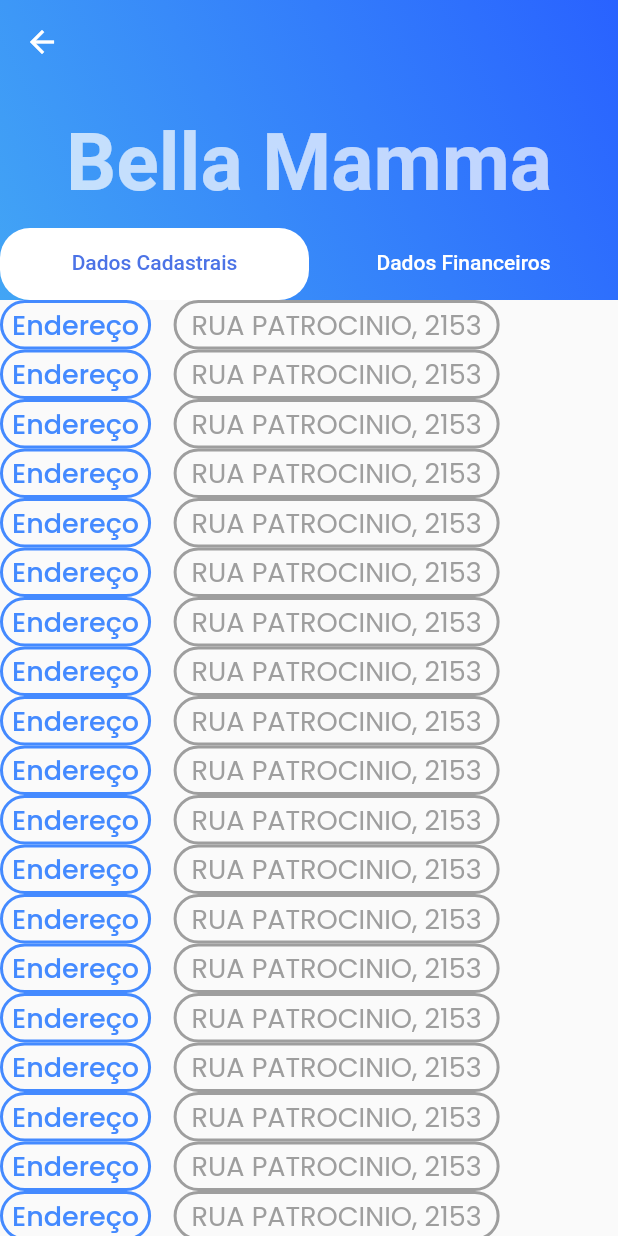
After one commit to MGUERRA2019/vendas_agrindus, a Flutter app: the ClientDetailsScreen screen opened directly, on a phone screen of 412 x 824 dp. The commit adds this screen. Run offline on Flutter 3.47's test engine with Material 2 defaults, Android fonts, the phone set to English and light mode, and no system bars; our stand-ins replace bubble_bottom_bar, flutter_svg, font_awesome_flutter, google_fonts, modal_progress_hud, rflutter_alert; project files that could hold a hidden picture were left out.

Commit message:
Inclusão de novas animações, mudança na tela de clientes e na tela de detalhes do cliente

```diff
--- /dev/null
+++ b/lib/screens/details/client_details_screen.dart
@@ -0,0 +1,151 @@
+import 'package:flutter/material.dart';
+
+class ClientDetailsScreen extends StatelessWidget {
+  @override
+  Widget build(BuildContext context) {
+    return DefaultTabController(
+      length: 2,
+      child: Scaffold(
+        body: CustomScrollView(
+          slivers: [
+            SliverAppBar(
+              backgroundColor: Colors.blueAccent,
+              expandedHeight: 200.0,
+              floating: false,
+              pinned: true,
+              snap: false,
+              flexibleSpace: FlexibleSpaceBar(
+                titlePadding: EdgeInsets.only(bottom: 60),
+                centerTitle: true,
+                title: Text(
+                  'Bella Mamma',
+                  style: TextStyle(
+                      fontSize: 35,
+                      fontWeight: FontWeight.w600,
+                      color: Colors.white70),
+                ),
+                background: Container(
+                  decoration: BoxDecoration(
+                    gradient: LinearGradient(
+                        colors: [Colors.blue[400], Colors.blueAccent[700]],
+                        begin: Alignment.bottomLeft,
+                        end: Alignment.topRight),
+                  ),
+                ),
+              ),
+              bottom: TabBar(
+                labelPadding: EdgeInsets.symmetric(horizontal: 0),
+                unselectedLabelColor: Colors.white,
+                labelColor: Color(0xFF4c73e6),
+                indicatorSize: TabBarIndicatorSize.tab,
+                indicator: BoxDecoration(
+                  borderRadius: BorderRadius.all(Radius.circular(20)),
+                  color: Colors.white,
+                ),
+                tabs: [
+                  Tab(
+                    text: 'Dados Cadastrais',
+                  ),
+                  Tab(
+                    text: 'Dados Financeiros',
+                  ),
+                ],
+              ),
+            ),
+            SliverList(
+              delegate: SliverChildBuilderDelegate(
+                (BuildContext context, int index) {
+                  return Row(
+                    children: [
+                      Container(
+                        padding:
+                            EdgeInsets.symmetric(vertical: 1, horizontal: 6),
+                        decoration: BoxDecoration(
+                            borderRadius: BorderRadius.all(Radius.circular(50)),
+                            border:
+                                Border.all(color: Colors.blueAccent, width: 2)),
+                        child: Text(
+                          'Endereço',
+                          style: TextStyle(
+                              color: Colors.blueAccent,
+                              fontWeight: FontWeight.w500,
+                              fontSize: 18),
+                        ),
+                      ),
+                      SizedBox(width: 15),
+                      Container(
+                        padding:
+                            EdgeInsets.symmetric(vertical: 1, horizontal: 10),
+                        decoration: BoxDecoration(
+                            borderRadius: BorderRadius.all(Radius.circular(50)),
+                            border: Border.all(color: Colors.grey, width: 2)),
+                        child: Text(
+                          'RUA PATROCINIO, 2153',
+                          style: TextStyle(color: Colors.grey, fontSize: 18),
+                        ),
+                      ),
+                    ],
+                  );
+                },
+                childCount: 40,
+              ),
+            ),
+          ],
+        ),
+      ),
+    );
+  }
+}
+
+//  SliverFillRemaining(
+//               child: TabBarView(children: [
+//                 RegistrationDataScreen(),
+//                 FinancialDataScreen(),
+//               ]),
+//             )
+
+class RegistrationDataScreen extends StatelessWidget {
+  @override
+  Widget build(BuildContext context) {
+    return Row(
+      children: [
+        Container(
+          padding: EdgeInsets.all(15),
+          decoration: BoxDecoration(
+              borderRadius: BorderRadius.all(Radius.circular(50)),
+              border: Border.all(color: Colors.blueAccent, width: 2)),
+          child: Text(
+            'Endereço',
+            style: TextStyle(
+                color: Colors.blueAccent,
+                fontWeight: FontWeight.w500,
+                fontSize: 18),
+          ),
+        ),
+        SizedBox(width: 15),
+        Container(
+          padding: EdgeInsets.all(15),
+          decoration: BoxDecoration(
+              borderRadius: BorderRadius.all(Radius.circular(50)),
+              border: Border.all(color: Colors.grey, width: 2)),
+          child: Text(
+            'RUA PATROCINIO, 2153',
+            style: TextStyle(color: Colors.grey, fontSize: 18),
+          ),
+        ),
+      ],
+    );
+  }
+}
+
+class FinancialDataScreen extends StatelessWidget {
+  @override
+  Widget build(BuildContext context) {
+    return SafeArea(
+        child: Center(
+            child: Icon(
+      Icons.attach_money,
+      size: 200.0,
+    )));
+  }
+}
--- a/lib/screens/details/details_screen.dart
+++ b/lib/screens/details/product_details_screen.dart
@@ -5,10 +5,10 @@ import 'package:vendasagrindus/utilities/constants.dart';
 
 import 'components/body.dart';
 
-class DetailsScreen extends StatelessWidget {
+class ProductDetailsScreen extends StatelessWidget {
   final Product product;
 
-  const DetailsScreen({Key key, this.product}) : super(key: key);
+  const ProductDetailsScreen({Key key, this.product}) : super(key: key);
   @override
   Widget build(BuildContext context) {
     return Scaffold(
--- a/lib/screens/produtos/components/body.dart
+++ b/lib/screens/produtos/components/body.dart
@@ -1,7 +1,7 @@
 import 'package:flutter/material.dart';
 import 'package:vendasagrindus/components/search_box.dart';
 import 'package:vendasagrindus/model/product.dart';
-import 'package:vendasagrindus/screens/details/details_screen.dart';
+import 'package:vendasagrindus/screens/details/product_details_screen.dart';
 import 'package:vendasagrindus/utilities/constants.dart';
 
 import 'category_list.dart';
@@ -41,7 +41,7 @@ class Body extends StatelessWidget {
                       Navigator.push(
                         context,
                         MaterialPageRoute(
-                          builder: (context) => DetailsScreen(
+                          builder: (context) => ProductDetailsScreen(
                             product: products[index],
                           ),
                         ),
```
Also changed, not shown: lib/screens/clientes/lista_clientes.dart (+19 -30 lines), lib/screens/navigation_screen.dart (+30 -11 lines).
